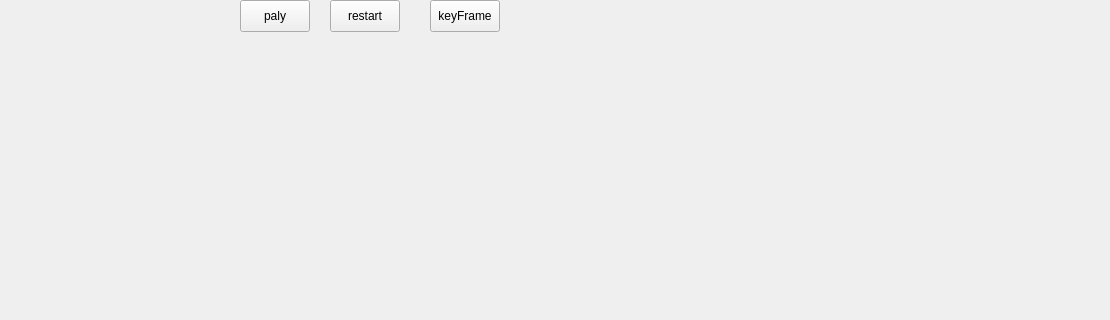
This is mainwindow.ui in QZCanon/VideoEdit as Qt 5 draws it before an edit; both pictures show x 0 to 1110 and y 0 to 320 of the 1249 by 780 pixel window. The edited form follows.
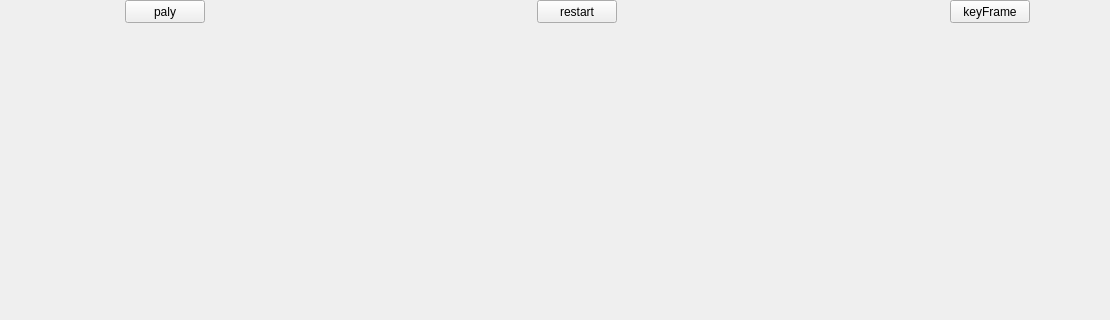
This is the edited form.

Diff of the .ui file:
```diff
--- a/mainwindow.ui
+++ b/mainwindow.ui
@@ -14,13 +14,26 @@
    <string>MainWindow</string>
   </property>
   <widget class="QWidget" name="centralwidget">
+   <widget class="QPushButton" name="play">
+    <property name="geometry">
+     <rect>
+      <x>125</x>
+      <y>0</y>
+      <width>80</width>
+      <height>23</height>
+     </rect>
+    </property>
+    <property name="text">
+     <string>paly</string>
+    </property>
+   </widget>
    <widget class="QPushButton" name="restart">
     <property name="geometry">
      <rect>
-      <x>330</x>
+      <x>537</x>
       <y>0</y>
-      <width>70</width>
-      <height>32</height>
+      <width>80</width>
+      <height>23</height>
      </rect>
     </property>
     <property name="text">
@@ -30,29 +43,16 @@
    <widget class="QPushButton" name="keyFrame">
     <property name="geometry">
      <rect>
-      <x>430</x>
+      <x>950</x>
       <y>0</y>
-      <width>70</width>
-      <height>32</height>
+      <width>80</width>
+      <height>23</height>
      </rect>
     </property>
     <property name="text">
      <string>keyFrame</string>
     </property>
    </widget>
-   <widget class="QPushButton" name="play">
-    <property name="geometry">
-     <rect>
-      <x>240</x>
-      <y>0</y>
-      <width>70</width>
-      <height>32</height>
-     </rect>
-    </property>
-    <property name="text">
-     <string>paly</string>
-    </property>
-   </widget>
   </widget>
  </widget>
  <resources/>
```
